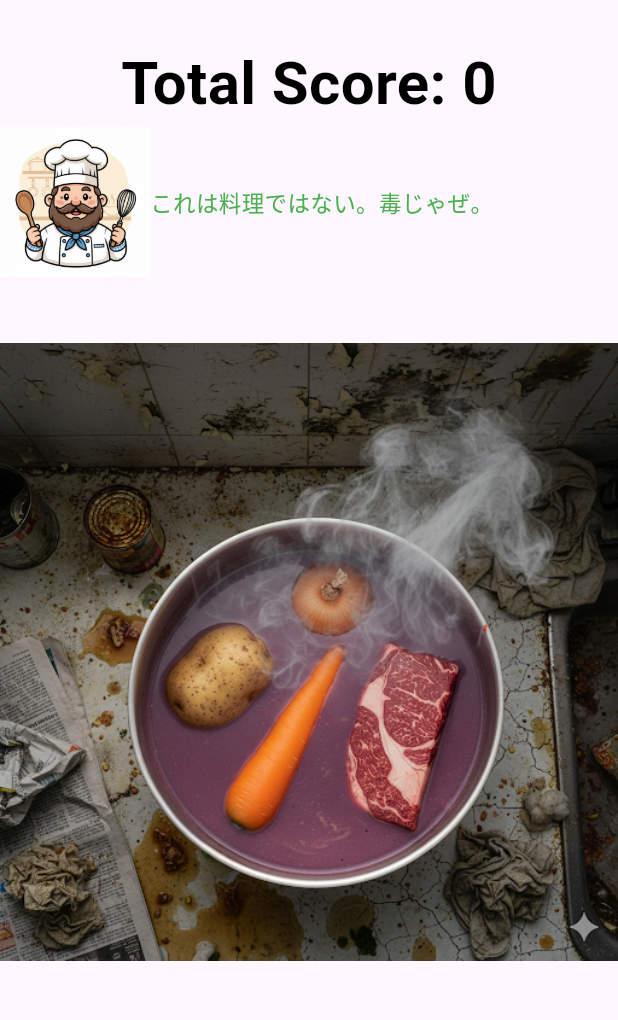
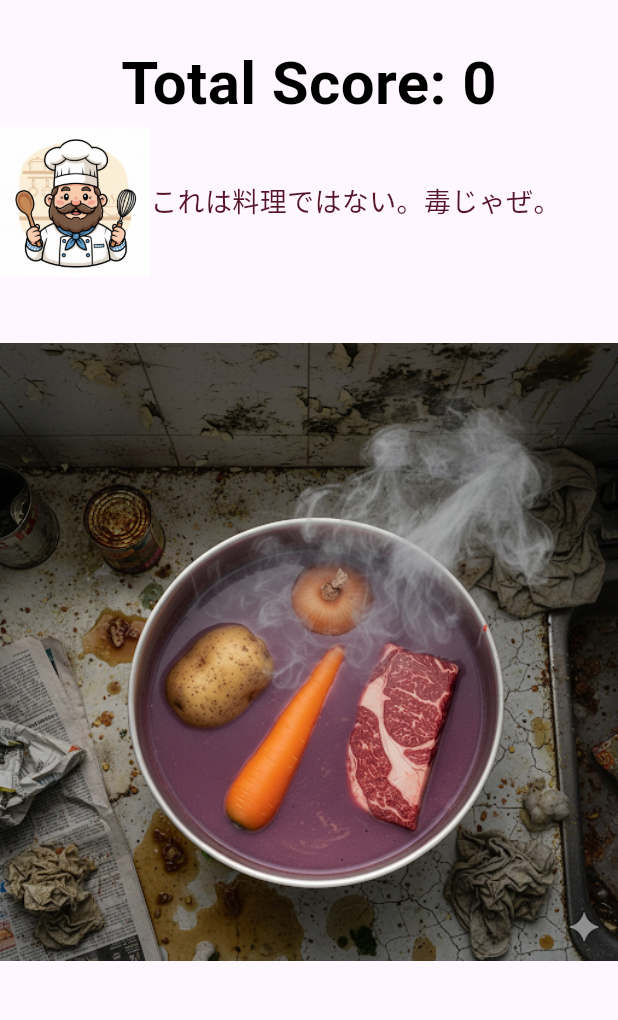
Before and after one commit to Shu-Nkosen/reazonCooking, a Flutter app: the ThirdPage screen opened directly with empty values, on a phone screen of 412 x 824 dp, the part 84-1104 px from its top. Run offline on Flutter 3.47's test engine with Material 3 defaults, Android fonts, the phone set to English and light mode, and no system bars; our stand-ins replace audioplayers, sensors_plus; missing offline and left inert: speech_balloon.

Commit message:
文字の大きさを変更

```diff
--- a/cooking_reazon/lib/ThirdPage.dart
+++ b/cooking_reazon/lib/ThirdPage.dart
@@ -132,12 +132,12 @@ void _fifteenScore() {
     }
     else if(reI[0]+reI[1]+reI[2]+reI[3]==2){
       setState((){
-        ojiCo="ダイナミックとミニマムが混ざり合っておる!まるで複合住宅じゃ!!";
+        ojiCo="ダイナミックとミニマムが混ざり合っておる!";
       });
     }
     else if(reI[0]==1){
       setState((){
-        ojiCo="じゃがいもがそのままじゃ！丸呑みできるかのう…";
+        ojiCo="じゃがいもがそのままじゃ！主張が強いのう…";
       });
     }
     else if(reI[1]==1){
@@ -147,7 +147,7 @@ void _fifteenScore() {
     }
     else if(reI[2]==1){
       setState((){
-        ojiCo="玉ねぎがそのままじゃ！涙が出るのが嫌だったのかのう…";
+        ojiCo="玉ねぎがそのままじゃ！主張が強いのう…";
       });
     }
     else if(reI[3]==1){
@@ -200,7 +200,7 @@ void _fifteenScore() {
             ),
             SpeechBalloon(
               nipLocation: NipLocation.left,
-              borderColor: Colors.green,
+              borderColor: Color.fromARGB(255, 86, 20, 40),
               height: 70, // マルなので同じheightとwidth
               width: 300,
               borderRadius: 40,
@@ -210,7 +210,7 @@ void _fifteenScore() {
                 children: [
                   Text(
                     '$ojiCo',
-                    style: TextStyle(color: Colors.green,fontSize:15),
+                    style: TextStyle(color: Color.fromARGB(255, 86, 20, 40),fontSize:18),
                   ),
                 ],
               ),
```
